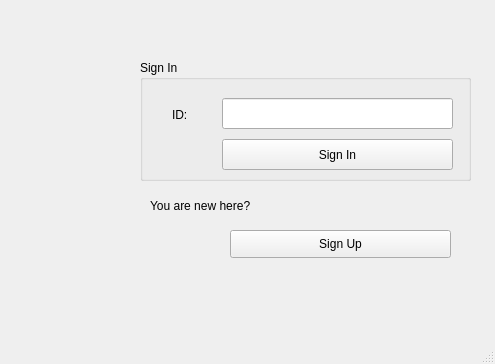
Rolkarolka/Comcalen, file Comcalen/Comcalen.ui: the form before one commit.
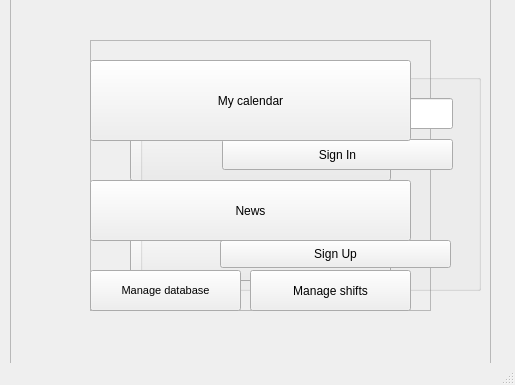
The form after the commit.

The edit to the form file:
```diff
--- a/Comcalen/Comcalen.ui
+++ b/Comcalen/Comcalen.ui
@@ -6,21 +6,21 @@
    <rect>
     <x>0</x>
     <y>0</y>
-    <width>495</width>
-    <height>364</height>
+    <width>515</width>
+    <height>385</height>
    </rect>
   </property>
   <property name="windowTitle">
    <string>Comcalen</string>
   </property>
   <widget class="QWidget" name="centralWidget">
-   <widget class="QGroupBox" name="groupBox">
+   <widget class="QGroupBox" name="sibox">
     <property name="geometry">
      <rect>
       <x>140</x>
       <y>60</y>
-      <width>331</width>
-      <height>121</height>
+      <width>341</width>
+      <height>231</height>
      </rect>
     </property>
     <property name="title">
@@ -62,33 +62,157 @@
       <string>ID:</string>
      </property>
     </widget>
+    <widget class="QPushButton" name="signin_button">
+     <property name="geometry">
+      <rect>
+       <x>80</x>
+       <y>180</y>
+       <width>231</width>
+       <height>28</height>
+      </rect>
+     </property>
+     <property name="text">
+      <string>Sign Up</string>
+     </property>
+    </widget>
+    <widget class="QLabel" name="label_2">
+     <property name="geometry">
+      <rect>
+       <x>20</x>
+       <y>150</y>
+       <width>241</width>
+       <height>31</height>
+      </rect>
+     </property>
+     <property name="text">
+      <string>You are new here?</string>
+     </property>
+    </widget>
    </widget>
-   <widget class="QPushButton" name="signin_button">
+   <widget class="QFrame" name="employee_menu">
     <property name="geometry">
      <rect>
-      <x>230</x>
-      <y>230</y>
-      <width>221</width>
-      <height>28</height>
+      <x>90</x>
+      <y>40</y>
+      <width>341</width>
+      <height>271</height>
      </rect>
     </property>
-    <property name="text">
-     <string>Sign Up</string>
+    <property name="acceptDrops">
+     <bool>false</bool>
     </property>
+    <property name="frameShape">
+     <enum>QFrame::StyledPanel</enum>
+    </property>
+    <property name="frameShadow">
+     <enum>QFrame::Raised</enum>
+    </property>
+    <widget class="QPushButton" name="employee_new_shift_button">
+     <property name="geometry">
+      <rect>
+       <x>40</x>
+       <y>180</y>
+       <width>261</width>
+       <height>61</height>
+      </rect>
+     </property>
+     <property name="text">
+      <string>Take shift</string>
+     </property>
+    </widget>
+    <widget class="QPushButton" name="employee_calendar_button">
+     <property name="geometry">
+      <rect>
+       <x>40</x>
+       <y>60</y>
+       <width>261</width>
+       <height>81</height>
+      </rect>
+     </property>
+     <property name="text">
+      <string>My calendar</string>
+     </property>
+    </widget>
    </widget>
-   <widget class="QLabel" name="label_2">
+   <widget class="QFrame" name="employer_menu">
     <property name="geometry">
      <rect>
-      <x>150</x>
-      <y>190</y>
-      <width>241</width>
-      <height>31</height>
+      <x>10</x>
+      <y>-10</y>
+      <width>481</width>
+      <height>381</height>
      </rect>
     </property>
-    <property name="text">
-     <string>You are new here?</string>
+    <property name="acceptDrops">
+     <bool>false</bool>
     </property>
+    <property name="frameShape">
+     <enum>QFrame::StyledPanel</enum>
+    </property>
+    <property name="frameShadow">
+     <enum>QFrame::Raised</enum>
+    </property>
+    <widget class="QPushButton" name="employer_news_button">
+     <property name="geometry">
+      <rect>
+       <x>80</x>
+       <y>190</y>
+       <width>321</width>
+       <height>61</height>
+      </rect>
+     </property>
+     <property name="text">
+      <string>News</string>
+     </property>
+    </widget>
+    <widget class="QPushButton" name="employer_calendar_button">
+     <property name="geometry">
+      <rect>
+       <x>80</x>
+       <y>70</y>
+       <width>321</width>
+       <height>81</height>
+      </rect>
+     </property>
+     <property name="text">
+      <string>My calendar</string>
+     </property>
+    </widget>
+    <widget class="QPushButton" name="manage_database">
+     <property name="geometry">
+      <rect>
+       <x>80</x>
+       <y>280</y>
+       <width>151</width>
+       <height>41</height>
+      </rect>
+     </property>
+     <property name="font">
+      <font>
+       <pointsize>8</pointsize>
+      </font>
+     </property>
+     <property name="text">
+      <string>Manage database</string>
+     </property>
+    </widget>
+    <widget class="QPushButton" name="manage_shifts">
+     <property name="geometry">
+      <rect>
+       <x>240</x>
+       <y>280</y>
+       <width>161</width>
+       <height>41</height>
+      </rect>
+     </property>
+     <property name="text">
+      <string>Manage shifts</string>
+     </property>
+    </widget>
    </widget>
+   <zorder>employee_menu</zorder>
+   <zorder>sibox</zorder>
+   <zorder>employer_menu</zorder>
   </widget>
   <widget class="QStatusBar" name="statusBar"/>
  </widget>
```
